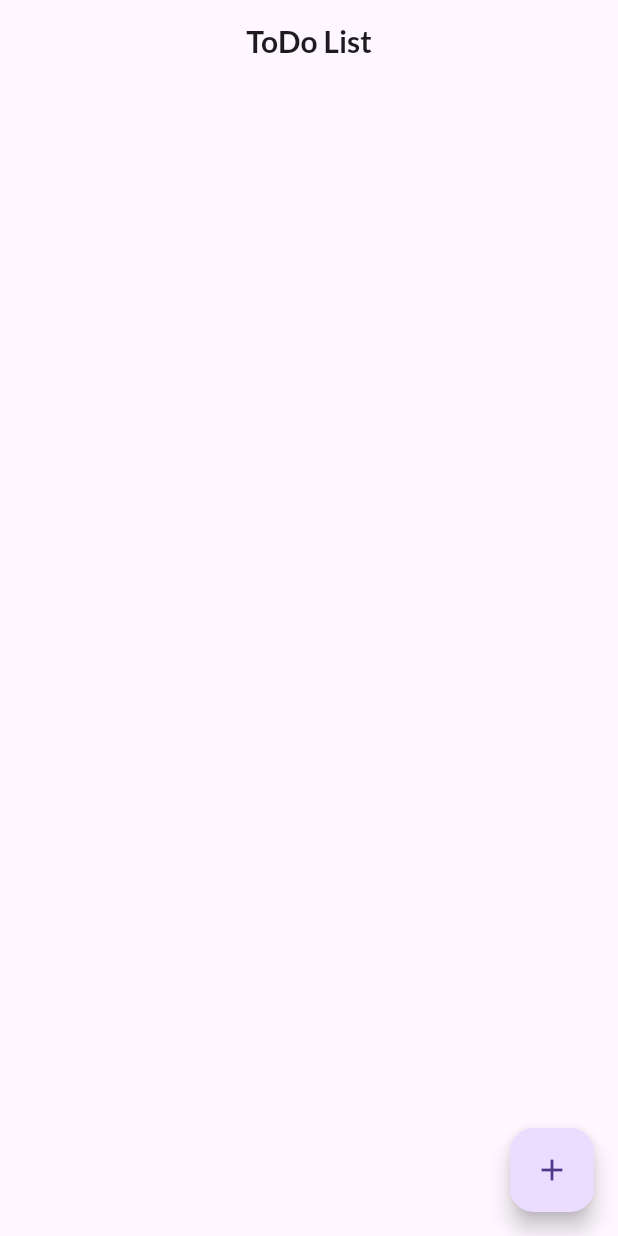
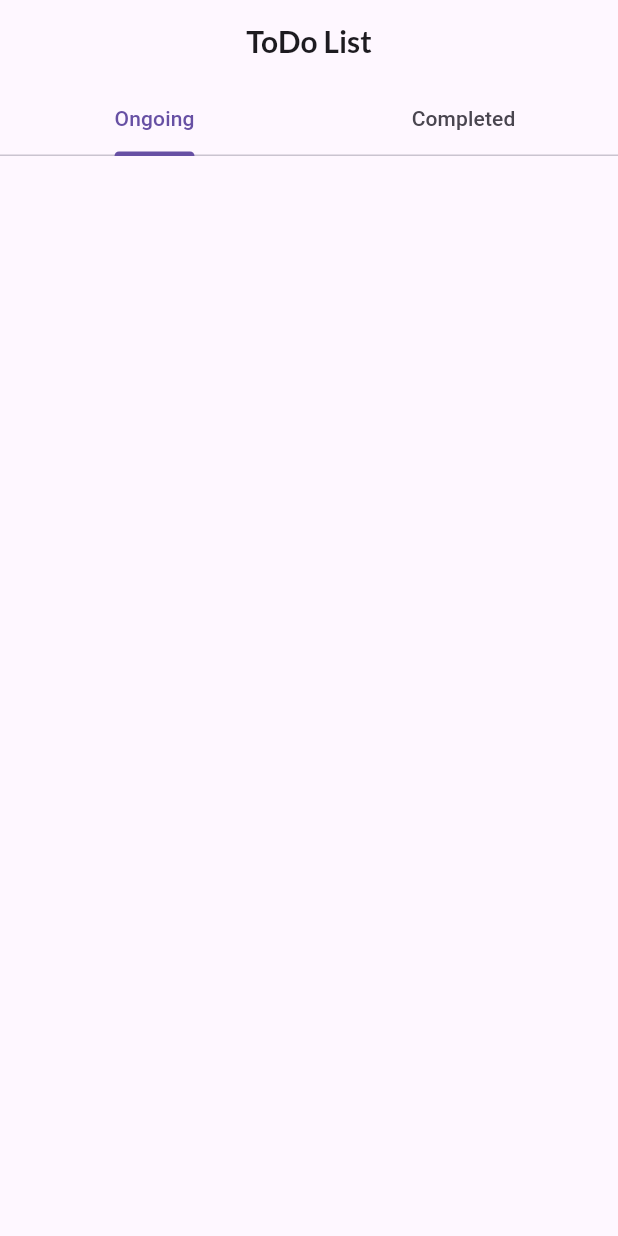
Before and after one commit to vk2122/Hands-On-with-Flutter, a Flutter app: the screen it shows after launch, on a phone screen of 412 x 824 dp. Run offline on Flutter 3.47's test engine with Material 2 defaults, Android fonts, the phone set to English and light mode, and no system bars; our stand-ins replace google_fonts.

Commit message:
App Functionality Completed

```diff
--- a/todo_app/lib/main.dart
+++ b/todo_app/lib/main.dart
@@ -17,7 +17,7 @@ class MyApp extends StatelessWidget {
         useMaterial3: true,
       ),
       debugShowCheckedModeBanner: false,
-      home: toDoScreen(),
+      home: ToDoScreen(),
     );
   }
 }
--- a/todo_app/lib/screens/todo_screen.dart
+++ b/todo_app/lib/screens/todo_screen.dart
@@ -1,17 +1,33 @@
 import 'package:flutter/material.dart';
 import 'package:google_fonts/google_fonts.dart';
 
-class toDoScreen extends StatefulWidget {
-  const toDoScreen({super.key});
+class ToDoScreen extends StatefulWidget {
+  const ToDoScreen({Key? key}) : super(key: key);
 
   @override
-  State<toDoScreen> createState() => _toDoScreenState();
+  _ToDoScreenState createState() => _ToDoScreenState();
 }
 
-class _toDoScreenState extends State<toDoScreen> {
+class _ToDoScreenState extends State<ToDoScreen>
+    with SingleTickerProviderStateMixin {
   List<String> _todos = [];
   List<String> _completed = [];
   String _newTodo = '';
+  late TabController _tabController;
+  bool _isAddingTodo = false;
+
+  @override
+  void initState() {
+    super.initState();
+    _tabController = TabController(length: 2, vsync: this);
+    _tabController.addListener(_handleTabChange);
+  }
+
+  void _handleTabChange() {
+    setState(() {
+      _isAddingTodo = _tabController.index == 0;
+    });
+  }
 
   void _addToDo() {
     if (_newTodo.isNotEmpty) {
@@ -35,7 +51,7 @@ class _toDoScreenState extends State<toDoScreen> {
         builder: (BuildContext context) {
           String updatedTodo = _todos[index];
           return AlertDialog(
-            title: Text('Edit Task'),
+            title: const Text('Edit Task'),
             content: TextField(
               onChanged: (value) {
                 updatedTodo = value;
@@ -44,13 +60,13 @@ class _toDoScreenState extends State<toDoScreen> {
             ),
             actions: [
               TextButton(
-                child: Text('Cancel'),
+                child: const Text('Cancel'),
                 onPressed: () {
                   Navigator.of(context).pop();
                 },
               ),
               TextButton(
-                child: Text('Save'),
+                child: const Text('Save'),
                 onPressed: () {
                   setState(() {
                     _todos[index] = updatedTodo;
@@ -66,10 +82,13 @@ class _toDoScreenState extends State<toDoScreen> {
   }
 
   @override
+  void dispose() {
+    _tabController.dispose();
+    super.dispose();
+  }
+
+  @override
   Widget build(BuildContext context) {
-    //Adapting Mobile Screen Aspect Ratio - we use MediaQuery
-    double height = MediaQuery.of(context).size.height;
-    double width = MediaQuery.of(context).size.width;
     double textSize = MediaQuery.of(context).textScaleFactor;
 
     return Scaffold(
@@ -77,40 +96,74 @@ class _toDoScreenState extends State<toDoScreen> {
         title: Text(
           'ToDo List',
           style: GoogleFonts.lato(
-              fontWeight: FontWeight.bold, fontSize: 20 * textSize),
+            fontWeight: FontWeight.bold,
+            fontSize: 20 * textSize,
+          ),
           textAlign: TextAlign.center,
           overflow: TextOverflow.ellipsis,
           maxLines: 1,
         ),
         centerTitle: true,
+        bottom: TabBar(
+          controller: _tabController,
+          tabs: const [
+            Tab(text: 'Ongoing'),
+            Tab(text: 'Completed'),
+          ],
         ),
-      body: Column(
-        mainAxisAlignment: MainAxisAlignment.center,
-        crossAxisAlignment: CrossAxisAlignment.center,
+      ),
+      body: TabBarView(
+        controller: _tabController,
         children: [
-          Expanded(
-            child: Container(
-              alignment: Alignment.center,
-              margin: EdgeInsets.fromLTRB(15, 0, 15, 15),
-              height: height / 2.5,
-              width: width,
-              child: ListView.builder(
+          _buildOngoingTab(),
+          _buildCompletedTab(),
+        ],
+      ),
+    );
+  }
+
+  Widget _buildOngoingTab() {
+    return Scaffold(
+      body: ListView.builder(
         itemCount: _todos.length,
         itemBuilder: (context, index) {
           return Dismissible(
             key: Key(_todos[index]),
             onDismissed: (direction) {
-                      _removeToDo(index);
+              if (direction == DismissDirection.endToStart) {
+                setState(() {
+                  _todos.removeAt(index);
+                });
+              } else if (direction == DismissDirection.startToEnd) {
+                setState(() {
+                  _completed.add(_todos[index]);
+                  _todos.removeAt(index);
+                });
+              }
+            },
+            confirmDismiss: (direction) async {
+              if (direction == DismissDirection.endToStart) {
+                return true;
+              } else if (direction == DismissDirection.startToEnd) {
+                return true;
+              }
+              return false;
             },
             background: Container(
               color: Colors.green,
-                      child: Icon(Icons.check, color: Colors.white),
+              child: const Icon(Icons.check, color: Colors.white),
               alignment: Alignment.centerRight,
             ),
+            secondaryBackground: Container(
+              color: Colors.red,
+              child: const Icon(Icons.delete, color: Colors.white),
+              alignment: Alignment.centerLeft,
+            ),
             child: Container(
-                      margin: EdgeInsets.fromLTRB(0, 0, 0, 5),
+              margin: const EdgeInsets.fromLTRB(0, 0, 0, 5),
               decoration: BoxDecoration(
-                          border: Border.all(width: 1.5, color: Colors.grey)),
+                border: Border.all(width: 1.5, color: Colors.grey),
+              ),
               child: ListTile(
                 title: Row(
                   mainAxisAlignment: MainAxisAlignment.spaceBetween,
@@ -118,11 +171,11 @@ class _toDoScreenState extends State<toDoScreen> {
                   children: [
                     Text(_todos[index]),
                     IconButton(
-                              icon: Icon(Icons.edit, color: Colors.black),
+                      icon: const Icon(Icons.edit, color: Colors.grey),
                       onPressed: () {
                         _editTodo(index);
                       },
-                            )
+                    ),
                   ],
                 ),
               ),
@@ -130,11 +183,8 @@ class _toDoScreenState extends State<toDoScreen> {
           );
         },
       ),
-            ),
-          ),
-        ],
-      ),
-      floatingActionButton: FloatingActionButton(
+      floatingActionButton: _isAddingTodo
+          ? FloatingActionButton(
               onPressed: () {
                 showDialog<void>(
                   context: context,
@@ -150,14 +200,14 @@ class _toDoScreenState extends State<toDoScreen> {
                         onSubmitted: (value) {
                           _addToDo();
                         },
-                  decoration: InputDecoration(
+                        decoration: const InputDecoration(
                           labelText: 'New Todo',
                         ),
                       ),
                       actions: <Widget>[
                         TextButton(
                           style: TextButton.styleFrom(
-                      textStyle: Theme.of(context).textTheme.labelLarge,
+                            textStyle: Theme.of(context).textTheme.headline6,
                           ),
                           child: const Text('Ok'),
                           onPressed: () {
@@ -170,8 +220,50 @@ class _toDoScreenState extends State<toDoScreen> {
                   },
                 );
               },
-        child: Icon(Icons.add),
+              child: const Icon(Icons.add),
+            )
+          : null,
+    );
+  }
+
+  Widget _buildCompletedTab() {
+    return Scaffold(
+      body: ListView.builder(
+        itemCount: _completed.length,
+        itemBuilder: (context, index) {
+          return Container(
+            margin: const EdgeInsets.fromLTRB(0, 0, 0, 5),
+            decoration: BoxDecoration(
+              border: Border.all(width: 1.5, color: Colors.grey),
             ),
+            child: ListTile(
+              title: Row(
+                mainAxisAlignment: MainAxisAlignment.spaceBetween,
+                crossAxisAlignment: CrossAxisAlignment.center,
+                children: [
+                  Text(
+                    _completed[index],
+                    style: const TextStyle(
+                      decoration: TextDecoration.lineThrough,
+                      fontStyle: FontStyle.italic,
+                    ),
+                  ),
+                ],
+              ),
+            ),
+          );
+        },
+      ),
+      floatingActionButton: _tabController.index == 1 && _completed.isNotEmpty
+          ? FloatingActionButton(
+              onPressed: () {
+                setState(() {
+                  _completed.clear();
+                });
+              },
+              child: const Icon(Icons.clear),
+            )
+          : null,
     );
   }
 }
```
Lines whose indentation alone changed are shown as unchanged.
